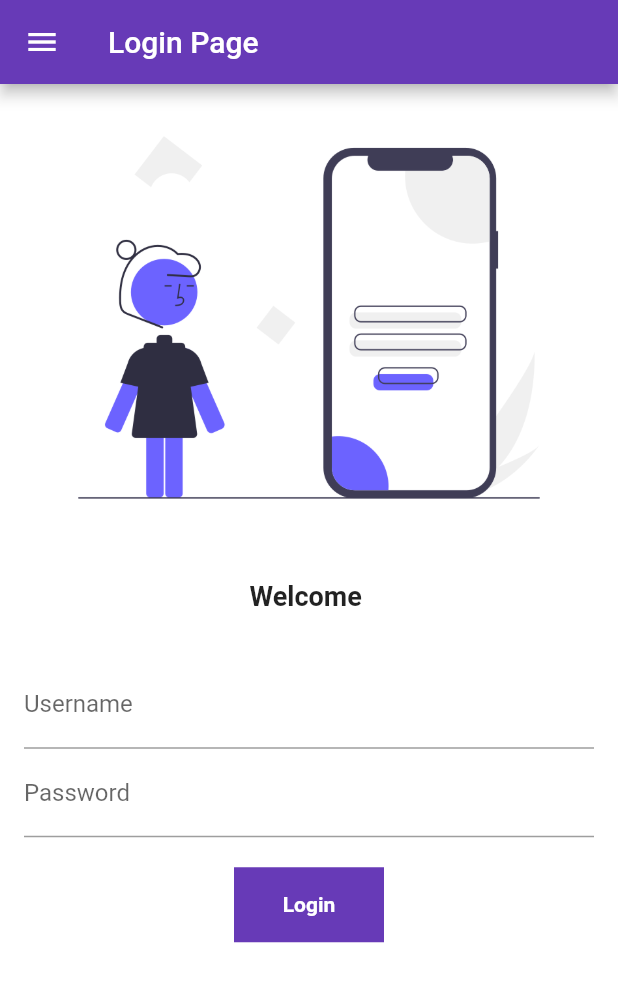
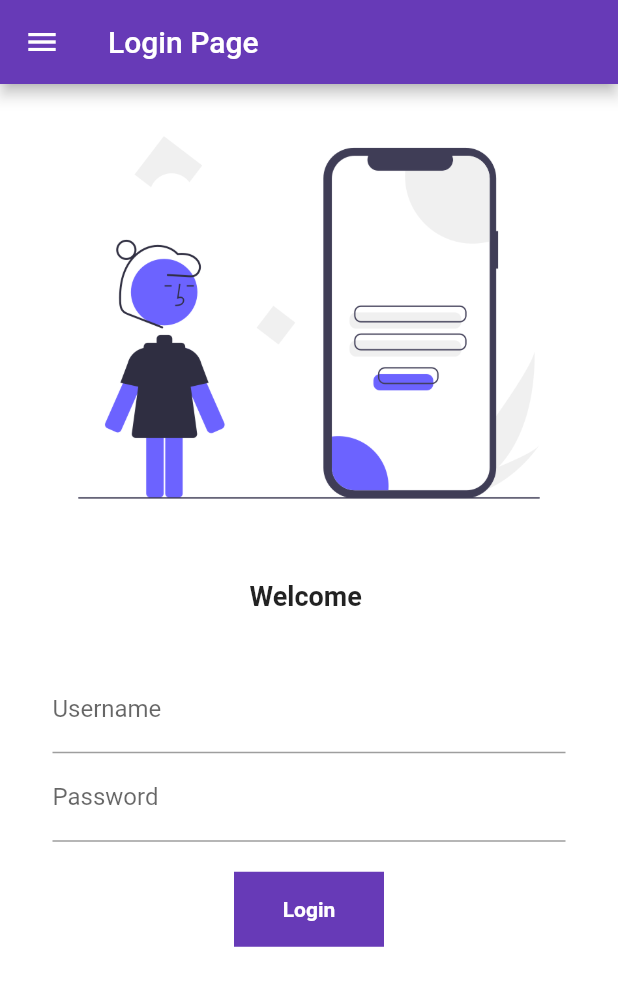
Before and after one commit to siddharthsharma001/classico, a Flutter app: the screen it shows after launch, on a phone screen of 412 x 824 dp. Shown: the top 986 px of the screen. Run offline on Flutter 3.47's test engine with Material 2 defaults, Android fonts, the phone set to English and light mode, and no system bars.

Commit message:
day 6 new commit

```diff
--- a/lib/pages/login_page.dart
+++ b/lib/pages/login_page.dart
@@ -35,7 +35,7 @@ class _loginPageState extends State<loginPage> {
             ),
             Padding(
               padding:
-                  const EdgeInsets.symmetric(horizontal: 16.0, vertical: 32.0),
+                  const EdgeInsets.symmetric(horizontal: 35.0, vertical: 35.0),
               child: Column(
                 children: [
                   TextFormField(
```
